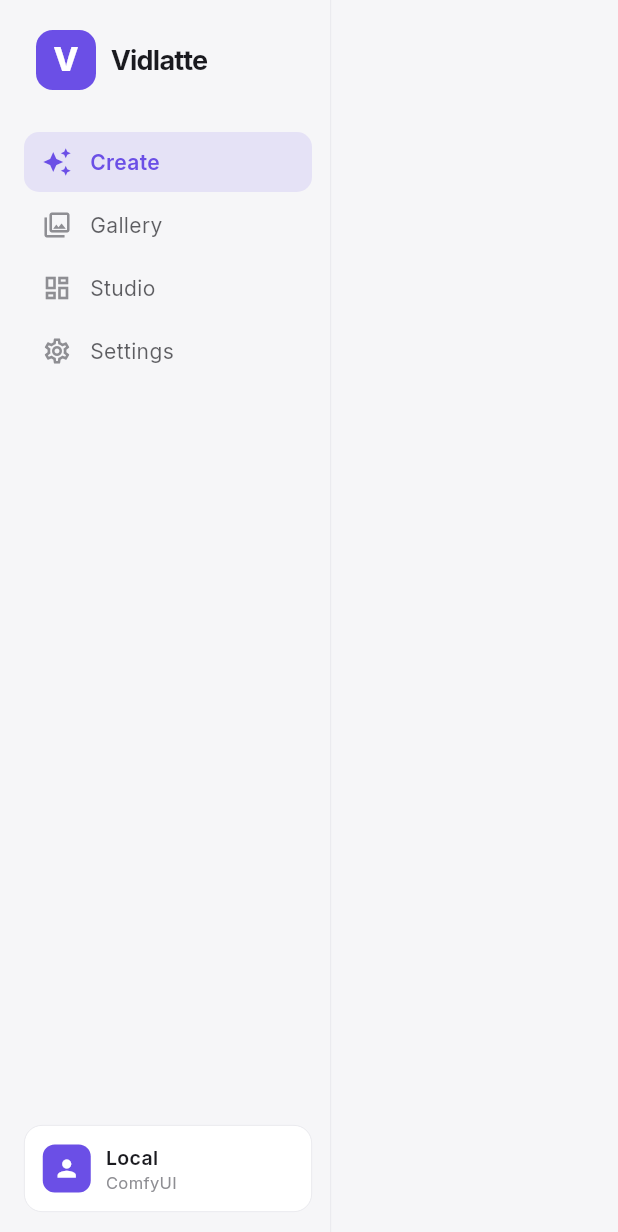
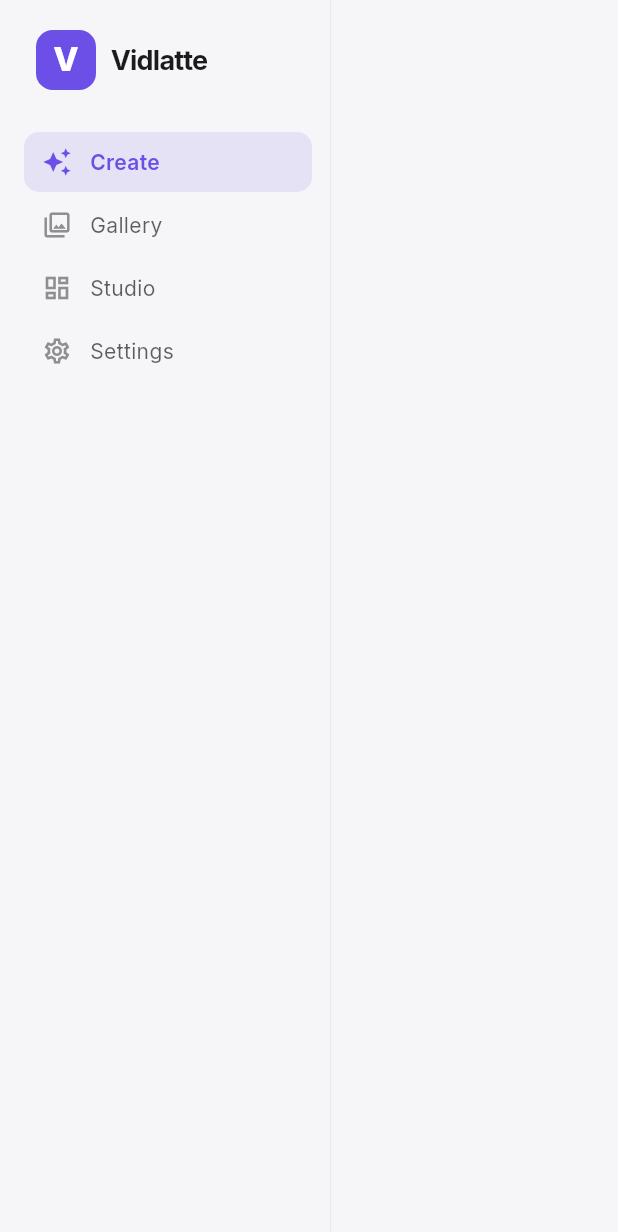
Before and after one commit to justacalico/vidlatte-flutter, a Flutter app: the _DesktopShell screen opened directly with empty values, on a phone screen of 412 x 824 dp. Shown: the top 1232 px of the screen. Run offline on Flutter 3.47's test engine with Material 3 defaults, Android fonts, the phone set to English and light mode, and no system bars; our stand-ins replace dio, equatable, flutter_bloc, go_router, google_fonts, hive_flutter and 1 more; accounts and stored records are empty.

Commit message:
misc: 移除桌面侧边栏的本地用户信息卡片

```diff
--- a/lib/presentation/widgets/shell/app_shell.dart
+++ b/lib/presentation/widgets/shell/app_shell.dart
@@ -306,37 +306,6 @@ class _DesktopSidebar extends StatelessWidget {
               },
             ),
           ),
-          Container(
-            decoration: BoxDecoration(
-              color: ext.surfaceElevated,
-              borderRadius: BorderRadius.circular(12),
-              border: Border.all(color: ext.border, width: 0.5),
-            ),
-            padding: const EdgeInsets.all(12),
-            child: Row(
-              children: [
-                Container(
-                  width: 32,
-                  height: 32,
-                  decoration: BoxDecoration(
-                    color: ext.accent,
-                    borderRadius: BorderRadius.circular(8),
-                  ),
-                  child: const Icon(Icons.person, size: 18, color: Colors.white),
-                ),
-                const SizedBox(width: 10),
-                Expanded(
-                  child: Column(
-                    crossAxisAlignment: CrossAxisAlignment.start,
-                    children: [
-                      Text('Local', style: TextStyle(fontSize: 13, fontWeight: FontWeight.w600, color: Theme.of(context).colorScheme.onSurface)),
-                      Text('ComfyUI', style: TextStyle(fontSize: 11, color: ext.muted)),
-                    ],
-                  ),
-                ),
-              ],
-            ),
-          ),
         ],
       ),
     );
```
